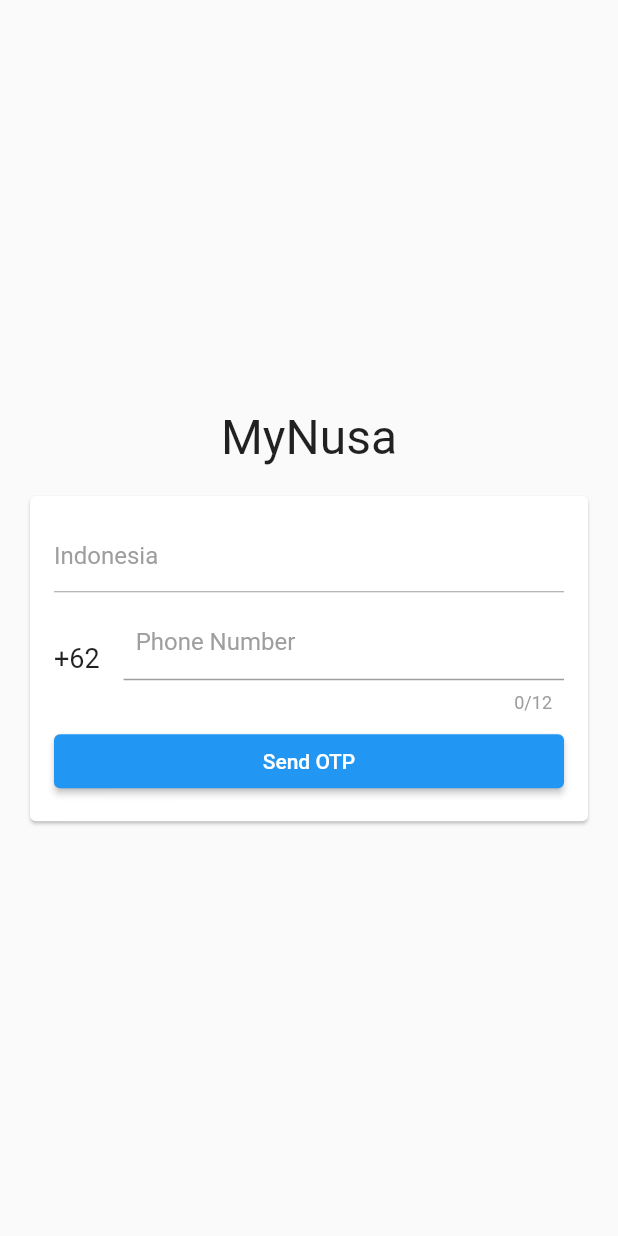
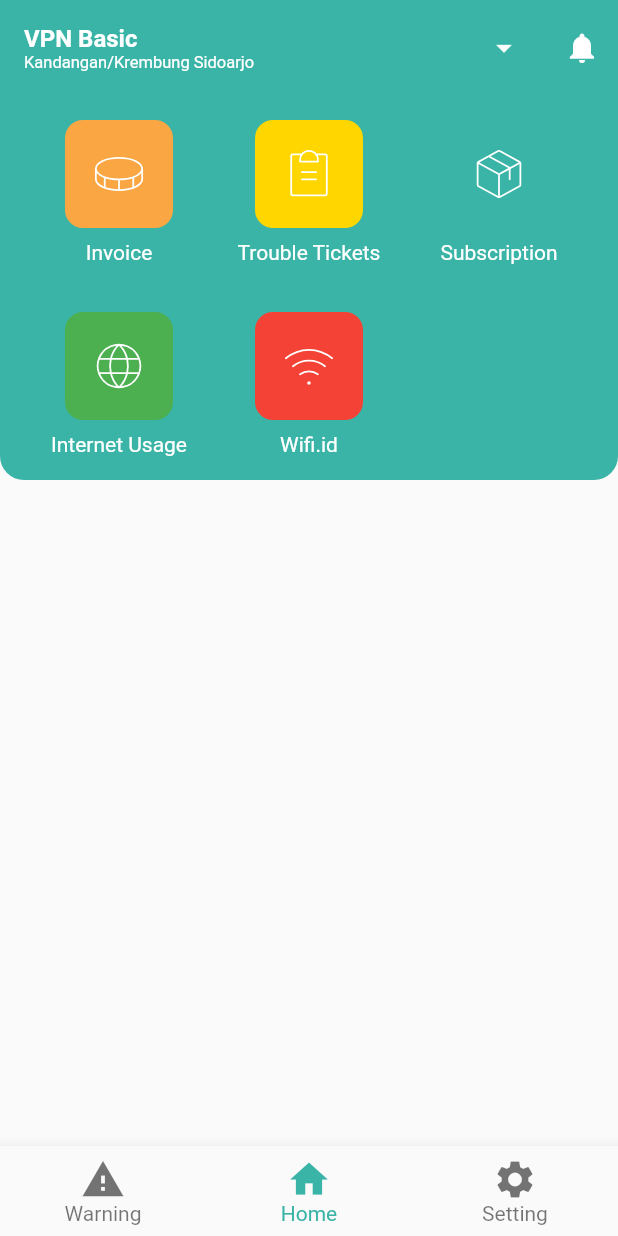
Before and after one commit to willypede/mynusa, a Flutter app: the screen it shows after launch, after a tap on "Send OTP", on a phone screen of 412 x 824 dp. Run offline on Flutter 3.47's test engine with Material 2 defaults, Android fonts, the phone set to English and light mode, and no system bars; our stand-ins replace country_picker, flutter_phosphor_icons, flutter_spinkit, shared_preferences; Roboto replaces fonts that are missing (Nunito).

```diff
--- a/lib/app.dart
+++ b/lib/app.dart
@@ -1,5 +1,9 @@
 import 'package:flutter/material.dart';
+import 'package:mynusa/screens/attention/attention.dart';
+import 'package:mynusa/screens/home/home.dart';
 import 'package:mynusa/screens/login/login.dart';
+import 'package:mynusa/screens/main_menu/main_menu.dart';
+import 'package:mynusa/screens/setting/setting.dart';
 import 'package:mynusa/screens/splash_screen/splash_screen.dart';
 import 'package:mynusa/services/dark_theme_provider.dart';
 import 'package:mynusa/services/styles.dart';
@@ -41,6 +45,12 @@ class _AppState extends State<App> {
               routes: {
                 "/": (context) => const SplashScreen(),
                 "/login": (context) => const Login(),
+
+                "/mainMenu": (context) => MainMenu(),
+                "/home": (context) => const Home(),
+                "/attention": (context) => const Attention(),
+
+                "/setting": (context) => const Setting(),
               },
             );
           },
--- /dev/null
+++ b/lib/screens/attention/attention.dart
@@ -0,0 +1,15 @@
+import 'package:flutter/material.dart';
+import 'package:mynusa/services/colors.dart';
+class Attention extends StatelessWidget {
+  const Attention({Key? key}) : super(key: key);
+
+  @override
+  Widget build(BuildContext context) {
+    return Scaffold(
+      appBar: AppBar(
+        automaticallyImplyLeading: false,
+        backgroundColor: Color(int.parse(primaryColor)),
+      ),
+    );
+  }
+}
--- /dev/null
+++ b/lib/screens/home/home.dart
@@ -0,0 +1,49 @@
+import 'package:flutter/material.dart';
+import 'package:mynusa/screens/home/items.dart';
+import 'package:mynusa/services/colors.dart';
+import 'package:mynusa/services/dark_theme_provider.dart';
+import 'package:provider/provider.dart';
+
+import 'home_app_bar.dart';
+
+class Home extends StatelessWidget {
+  const Home({Key? key}) : super(key: key);
+
+  @override
+  Widget build(BuildContext context) {
+    final themeChange = Provider.of<DarkThemeProvider>(context);
+    return Scaffold(
+      appBar: AppBar(
+        automaticallyImplyLeading: false,
+        backgroundColor: !themeChange.darkTheme ? Color(int.parse(primaryColor)) : Color(int.parse(mediumGrey)),
+        toolbarHeight: kToolbarHeight + 8,
+        elevation: 0,
+        flexibleSpace: SafeArea(
+          child: Row(
+            crossAxisAlignment: CrossAxisAlignment.center,
+            children: [
+              Expanded(
+                child: HomeAppBar(),
+              ),
+              IconButton(
+                icon: Icon(Icons.notifications, color: Colors.white),
+                onPressed: (){
+
+                },
+              )
+            ],
+          ),
+        )
+
+      ),
+      body: Container(
+        child: Items(),
+        decoration: BoxDecoration(
+            color: !themeChange.darkTheme ? Color(int.parse(primaryColor)) : Color(int.parse(mediumGrey)),
+            borderRadius: new BorderRadius.only(
+                bottomLeft: const Radius.circular(16.0),
+                bottomRight: const Radius.circular(16.0))),
+      ),
+    );
+  }
+}
--- /dev/null
+++ b/lib/screens/home/home_app_bar.dart
@@ -0,0 +1,60 @@
+import 'package:flutter/material.dart';
+import 'package:mynusa/services/colors.dart';
+import 'dart:math' as math;
+class HomeAppBar extends StatelessWidget {
+  HomeAppBar({Key? key}) : super(key: key);
+  String packageName = "VPN Basic";
+
+  @override
+  Widget build(BuildContext context) {
+    return Container(
+        child: GestureDetector(
+          onTap: (){
+            print("wow");
+          },
+          child: Align(
+              alignment: Alignment.centerLeft,
+              child: Container(
+                  padding: const EdgeInsets.symmetric(
+                      horizontal: 16, vertical: 4),
+                  child: Row(
+                    children: [
+                      Column(
+                        mainAxisAlignment: MainAxisAlignment.center,
+                        crossAxisAlignment: CrossAxisAlignment.start,
+                        children: [
+
+                          Text(
+                            packageName,
+                            style: TextStyle(
+                                fontFamily: "Nunito",
+                                fontSize: 16,
+                                fontWeight: FontWeight.w700,
+                                color: Colors.white
+                            ),
+                          ),
+                          Text(
+                            "Kandangan/Krembung Sidoarjo",
+                            style: TextStyle(
+                                fontFamily: "Nunito",
+                                fontSize: 11,
+                                color: Colors.white
+                            ),
+                          ),
+                        ],
+                      ),
+                      Spacer(),
+                      Transform.rotate(
+                        angle: 90 * math.pi / 180,
+                        child: Icon(
+                          Icons.arrow_right,
+                          color: Colors.white,
+                          size: 24,
+                        ),
+                      )
+                    ],
+                  ))),
+        )
+    );
+  }
+}
--- /dev/null
+++ b/lib/screens/home/items.dart
@@ -0,0 +1,238 @@
+import 'package:flutter/material.dart';
+import 'package:flutter_phosphor_icons/flutter_phosphor_icons.dart';
+import 'package:mynusa/services/colors.dart';
+import 'package:mynusa/services/no_glow_scroll_view.dart';
+
+class Items extends StatelessWidget {
+  const Items({Key? key}) : super(key: key);
+
+  @override
+  Widget build(BuildContext context) {
+    return ScrollConfiguration(
+        behavior: NoGlowScrollView(),
+        child: Column(
+          mainAxisSize: MainAxisSize.min,
+          children: [
+            Padding(
+              padding: EdgeInsets.all(16),
+              child: Row(
+                mainAxisSize: MainAxisSize.max,
+                crossAxisAlignment: CrossAxisAlignment.start,
+                children: [
+                  Expanded(
+                    flex: 1,
+                    child: Column(
+                      crossAxisAlignment: CrossAxisAlignment.center,
+                      children: [
+                        GestureDetector(
+                          onTap: () {},
+                          child: Column(
+                            children: [
+                              Container(
+                                width: 72,
+                                height: 72,
+                                decoration: ShapeDecoration(
+                                  color: Color(int.parse(gold)),
+                                  shape: RoundedRectangleBorder(
+                                    borderRadius:
+                                        BorderRadius.all(Radius.circular(12.0)),
+                                  ),
+                                ),
+                                child: InkWell(
+                                  borderRadius: BorderRadius.circular(12),
+                                  splashColor: Colors.transparent,
+                                  onTap: () {},
+                                  child: Icon(
+                                    PhosphorIcons.coin_thin,
+                                    size: 38,
+                                    color: Colors.white,
+                                  ),
+                                ),
+                              ),
+                              const SizedBox(
+                                height: 8,
+                              ),
+                              Text(
+                                "Invoice",
+                                style: TextStyle(
+                                    fontFamily: "Nunito", color: Colors.white),
+                              )
+                            ],
+                          ),
+                        ),
+                        const SizedBox(
+                          height: 32,
+                        ),
+                        GestureDetector(
+                          child: Column(
+                            children: [
+                              Container(
+                                width: 72,
+                                height: 72,
+                                decoration: ShapeDecoration(
+                                  color: Colors.green,
+                                  shape: RoundedRectangleBorder(
+                                    borderRadius:
+                                        BorderRadius.all(Radius.circular(12.0)),
+                                  ),
+                                ),
+                                child: InkWell(
+                                  child: Icon(
+                                    PhosphorIcons.globe_thin,
+                                    size: 38,
+                                    color: Colors.white,
+                                  ),
+                                  onTap: () {},
+                                  borderRadius: BorderRadius.circular(12),
+                                  splashColor: Colors.transparent,
+                                ),
+                              ),
+                              const SizedBox(
+                                height: 8,
+                              ),
+                              Text(
+                                "Internet Usage",
+                                style: TextStyle(
+                                    fontFamily: "Nunito", color: Colors.white),
+                              )
+                            ],
+                          ),
+                          onTap: () {},
+                        ),
+                      ],
+                    ),
+                  ),
+                  Expanded(
+                    flex: 1,
+                    child: Column(
+                      crossAxisAlignment: CrossAxisAlignment.center,
+                      children: [
+                        GestureDetector(
+                          child: Column(
+                            children: [
+                              Container(
+                                width: 72,
+                                height: 72,
+                                decoration: ShapeDecoration(
+                                  color: Colors.yellowAccent[700],
+                                  shape: RoundedRectangleBorder(
+                                    borderRadius:
+                                        BorderRadius.all(Radius.circular(12.0)),
+                                  ),
+                                ),
+                                child: InkWell(
+                                  onTap: () {},
+                                  borderRadius: BorderRadius.circular(12),
+                                  splashColor: Colors.transparent,
+                                  child: Icon(
+                                    PhosphorIcons.clipboard_text_thin,
+                                    size: 38,
+                                    color: Colors.white,
+                                  ),
+                                ),
+                              ),
+                              const SizedBox(
+                                height: 8,
+                              ),
+                              Text(
+                                "Trouble Tickets",
+                                style: TextStyle(
+                                    fontFamily: "Nunito", color: Colors.white),
+                              )
+                            ],
+                          ),
+                          onTap: () {},
+                        ),
+                        const SizedBox(
+                          height: 32,
+                        ),
+                        GestureDetector(
+                          child: Column(
+                            children: [
+                              Container(
+                                width: 72,
+                                height: 72,
+                                decoration: ShapeDecoration(
+                                  color: Colors.red,
+                                  shape: RoundedRectangleBorder(
+                                    borderRadius:
+                                        BorderRadius.all(Radius.circular(12.0)),
+                                  ),
+                                ),
+                                child: InkWell(
+                                  borderRadius: BorderRadius.circular(12),
+                                  splashColor: Colors.transparent,
+                                  child: Icon(
+                                    PhosphorIcons.wifi_high_thin,
+                                    size: 38,
+                                    color: Colors.white,
+                                  ),
+                                  onTap: () {},
+                                ),
+                              ),
+                              const SizedBox(
+                                height: 8,
+                              ),
+                              Text(
+                                "Wifi.id",
+                                style: TextStyle(
+                                    fontFamily: "Nunito", color: Colors.white),
+                              )
+                            ],
+                          ),
+                          onTap: () {},
+                        ),
+                      ],
+                    ),
+                  ),
+                  Expanded(
+                    flex: 1,
+                    child: Column(
+                      crossAxisAlignment: CrossAxisAlignment.center,
+                      children: [
+                        GestureDetector(
+                          child: Column(
+                            children: [
+                              Container(
+                                width: 72,
+                                height: 72,
+                                decoration: ShapeDecoration(
+                                  color: Color(int.parse(primaryColor)),
+                                  shape: RoundedRectangleBorder(
+                                    borderRadius:
+                                        BorderRadius.all(Radius.circular(12.0)),
+                                  ),
+                                ),
+                                child: InkWell(
+                                  onTap: () {},
+                                  borderRadius: BorderRadius.circular(12),
+                                  splashColor: Colors.transparent,
+                                  child: Icon(
+                                    PhosphorIcons.package_thin,
+                                    size: 38,
+                                    color: Colors.white,
+                                  ),
+                                ),
+                              ),
+                              const SizedBox(
+                                height: 8,
+                              ),
+                              Text(
+                                "Subscription",
+                                style: TextStyle(
+                                    fontFamily: "Nunito", color: Colors.white),
+                              )
+                            ],
+                          ),
+                          onTap: () {},
+                        ),
+                      ],
+                    ),
+                  ),
+                ],
+              ),
+            )
+          ],
+        ));
+  }
+}
--- a/lib/screens/login/button_send_otp.dart
+++ b/lib/screens/login/button_send_otp.dart
@@ -3,15 +3,17 @@ import 'package:flutter/material.dart';
 class SendOtpButton extends StatelessWidget {
   final tCountryCode;
   final tecPhoneNumber;
+
   SendOtpButton(this.tCountryCode, this.tecPhoneNumber);
+
   @override
   Widget build(BuildContext context) {
     return ElevatedButton(
-        onPressed: (){
-          print(tCountryCode+ tecPhoneNumber.text);
-        },
-        child: Text(
-          "Send OTP"
-        ));
+      child: Text("Send OTP"),
+      onPressed: () {
+        print(tCountryCode + tecPhoneNumber.text);
+        Navigator.pushNamed(context, "/mainMenu");
+      },
+    );
   }
 }
--- /dev/null
+++ b/lib/screens/main_menu/main_menu.dart
@@ -0,0 +1,72 @@
+import 'package:flutter/material.dart';
+import 'package:mynusa/screens/attention/attention.dart';
+import 'package:mynusa/screens/home/home.dart';
+import 'package:mynusa/screens/setting/setting.dart';
+import 'package:mynusa/services/colors.dart';
+
+class MainMenu extends StatefulWidget {
+  MainMenu({Key? key}) : super(key: key);
+
+  @override
+  State<MainMenu> createState() => _MainMenuState();
+}
+
+class _MainMenuState extends State<MainMenu> {
+  int _currentIndex = 1;
+  final pages = [Attention(), Home(), Setting()];
+
+  @override
+  Widget build(BuildContext context) {
+    return Scaffold(
+        resizeToAvoidBottomInset: false,
+        bottomNavigationBar: BottomNavigationBar(
+          type: BottomNavigationBarType.fixed,
+          currentIndex: _currentIndex,
+          items: const [
+            BottomNavigationBarItem(
+                icon: Icon(
+                  Icons.warning,
+                  size: 30,
+                ),
+                activeIcon: Icon(
+                  Icons.warning,
+                  size: 30,
+                ),
+                label: "Warning"),
+            BottomNavigationBarItem(
+                icon: Icon(
+                  Icons.home,
+                  size: 30,
+                ),
+                activeIcon: Icon(
+                  Icons.home,
+                  size: 30,
+                ),
+                label: "Home"),
+            BottomNavigationBarItem(
+                icon: Icon(
+                  Icons.settings,
+                  size: 30,
+                ),
+                activeIcon: Icon(
+                  Icons.settings,
+                  size: 30,
+                ),
+                label: "Setting"),
+          ],
+          iconSize: 30,
+          selectedFontSize: 14,
+          unselectedFontSize: 14,
+          selectedItemColor: Color(int.parse(primaryColor)),
+          onTap: (index) {
+            setState(() {
+              _currentIndex = index;
+            });
+          },
+        ),
+        body: IndexedStack(
+          index: _currentIndex,
+          children: pages,
+        ));
+  }
+}
--- /dev/null
+++ b/lib/screens/setting/setting.dart
@@ -0,0 +1,164 @@
+import 'package:flutter/material.dart';
+import 'package:flutter_phosphor_icons/flutter_phosphor_icons.dart';
+import 'package:mynusa/services/colors.dart';
+import 'package:mynusa/services/dark_theme_provider.dart';
+import 'package:provider/provider.dart';
+import 'package:shared_preferences/shared_preferences.dart';
+class Setting extends StatefulWidget {
+  const Setting({Key? key}) : super(key: key);
+
+  @override
+  State<Setting> createState() => _SettingState();
+}
+
+class _SettingState extends State<Setting> {
+  @override
+  Widget build(BuildContext context) {
+    final themeChange = Provider.of<DarkThemeProvider>(context);
+    return SafeArea(
+      child: Scaffold(
+          body: Padding(
+            padding: EdgeInsets.all(16),
+            child: Column(
+              crossAxisAlignment: CrossAxisAlignment.stretch,
+              children: [
+                Text(
+                  "Setting",
+                  style: TextStyle(
+                      fontFamily: "Nunito",
+                      fontSize: 20,
+                      fontWeight: FontWeight.w700),
+                ),
+                SizedBox(
+                  height: 24,
+                ),
+                ListTile(
+                  trailing: Icon(
+                    Icons.arrow_forward_ios,
+                    color: Colors.grey,
+                    size: 18,
+                  ),
+                  leading: Icon(PhosphorIcons.user_fill),
+                  title: const Text(
+                    "Edit Profile",
+                    style: TextStyle(
+                        fontFamily: "Nunito",
+                        fontSize: 16,
+                        fontWeight: FontWeight.w700),
+                  ),
+                  onTap: () {
+                    Navigator.pushNamed(context, "/pakan");
+                  },
+                ),
+                ListTile(
+                  trailing: Icon(
+                    Icons.arrow_forward_ios,
+                    color: Colors.grey,
+                    size: 18,
+                  ),
+                  leading: Icon(PhosphorIcons.translate),
+                  title: const Text(
+                    "Language",
+                    style: TextStyle(
+                        fontFamily: "Nunito",
+                        fontSize: 16,
+                        fontWeight: FontWeight.w700),
+                  ),
+                  onTap: () {
+                    Navigator.pushNamed(context, "/pakan");
+                  },
+                ),
+                SwitchListTile(
+                  title: const Text(
+                    'Dark Mode',
+                    style: TextStyle(
+                        fontFamily: "Nunito",
+                        fontSize: 16,
+                        fontWeight: FontWeight.w700),
+                  ),
+                  value: themeChange.darkTheme,
+                  onChanged: (bool value) {
+                    setState(() {
+                      themeChange.darkTheme = value;
+                    });
+                  },
+                  secondary: const Icon(Icons.dark_mode),
+                ),
+                ListTile(
+                  trailing: Icon(
+                    Icons.arrow_forward_ios,
+                    color: Colors.grey,
+                    size: 18,
+                  ),
+                  leading: Icon(Icons.notifications),
+                  title: const Text(
+                    "Notifications",
+                    style: TextStyle(
+                        fontFamily: "Nunito",
+                        fontSize: 16,
+                        fontWeight: FontWeight.w700),
+                  ),
+                  onTap: () {
+                    Navigator.pushNamed(context, "/pakan");
+                  },
+                ),
+                ListTile(
+                  trailing: Icon(
+                    Icons.arrow_forward_ios,
+                    color: Colors.grey,
+                    size: 18,
+                  ),
+                  leading: Icon(Icons.feedback),
+                  title: const Text(
+                    "Feedback",
+                    style: TextStyle(
+                        fontFamily: "Nunito",
+                        fontSize: 16,
+                        fontWeight: FontWeight.w700),
+                  ),
+                  onTap: () {
+                    Navigator.pushNamed(context, "/penyakit");
+                  },
+                ),
+                ListTile(
+                  trailing: Icon(
+                    Icons.arrow_forward_ios,
+                    color: Colors.grey,
+                    size: 18,
+                  ),
+                  leading: Icon(Icons.star_rate),
+                  title: const Text(
+                    "Rate MyNusa App",
+                    style: TextStyle(
+                        fontFamily: "Nunito",
+                        fontSize: 16,
+                        fontWeight: FontWeight.w700),
+                  ),
+                  onTap: () {
+                    Navigator.pushNamed(context, "/perawatan");
+                  },
+                ),
+                ListTile(
+                  trailing: Icon(
+                    Icons.arrow_forward_ios,
+                    color: Colors.grey,
+                    size: 18,
+                  ),
+                  leading: Icon(PhosphorIcons.sign_out),
+                  title: const Text(
+                    "Logout",
+                    style: TextStyle(
+                        fontFamily: "Nunito",
+                        fontSize: 16,
+                        fontWeight: FontWeight.w700),
+                  ),
+                  onTap: () {
+                    Navigator.pushNamed(context, "/perawatan");
+                  },
+                ),
+              ],
+            ),
+          )),
+    );
+  }
+}
--- a/lib/services/colors.dart
+++ b/lib/services/colors.dart
@@ -1,8 +1,9 @@
 library my_prj.globals;
 
-String primaryColor = "#0A7BB3".replaceAll("#", "0xff");
+String primaryColor = "#3AB4A7".replaceAll("#", "0xff");
 String secondaryColor = "#28A8E0".replaceAll("#", "0xff");
 String darkerGrey = "#202020".replaceAll("#", "0xff");
 String darkGrey = "#404040".replaceAll("#", "0xff");
 String mediumGrey = "#878787 ".replaceAll("#", "0xff");
 String lightGrey = "#D3D3D3".replaceAll("#", "0xff");
+String gold = "#F9A643".replaceAll("#", "0xff");
--- /dev/null
+++ b/lib/services/no_glow_scroll_view.dart
@@ -0,0 +1,9 @@
+import 'package:flutter/cupertino.dart';
+
+class NoGlowScrollView extends ScrollBehavior{
+  @override
+  Widget buildViewportChrome(
+      BuildContext context, Widget child, AxisDirection axisDirection) {
+    return child;
+  }
+}
--- a/pubspec.yaml
+++ b/pubspec.yaml
@@ -41,7 +41,10 @@ dependencies:
   scoped_model: ^2.0.0-nullsafety.0
   flutter_spinkit: ^5.1.0
   cashfree_pg: 2.0.4+24
+  flutter_phosphor_icons: ^0.0.1+5
 
+  flutter_localizations:
+    sdk: flutter
 dev_dependencies:
   flutter_test:
     sdk: flutter
```
Also changed, not shown: pubspec.lock.
